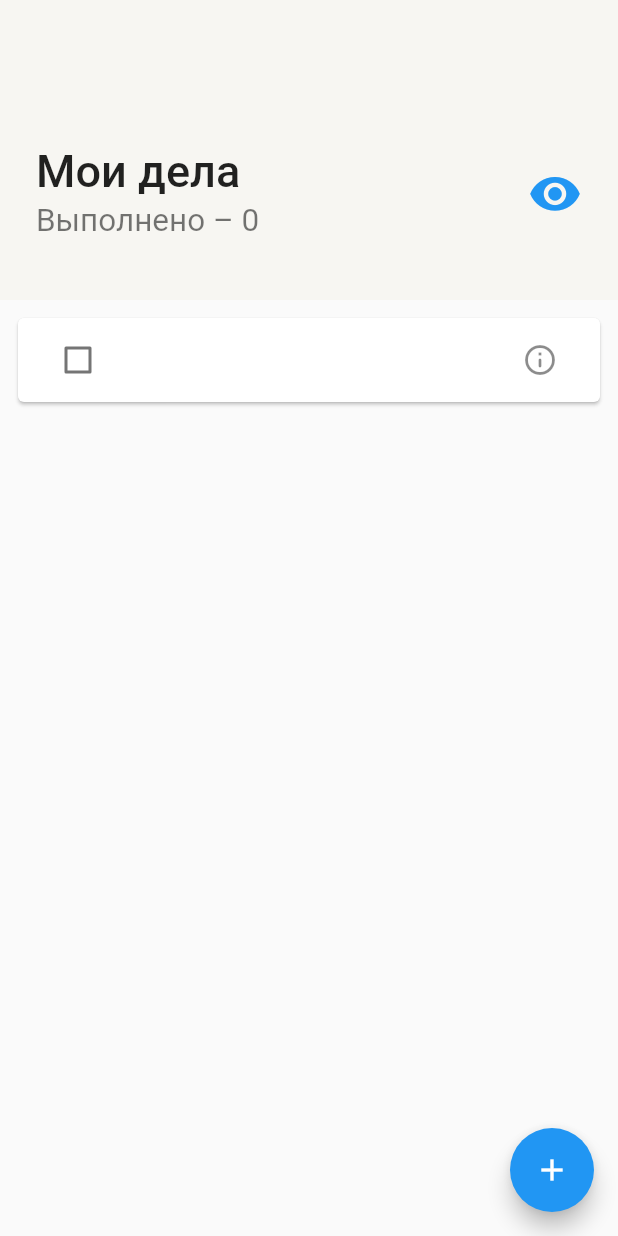
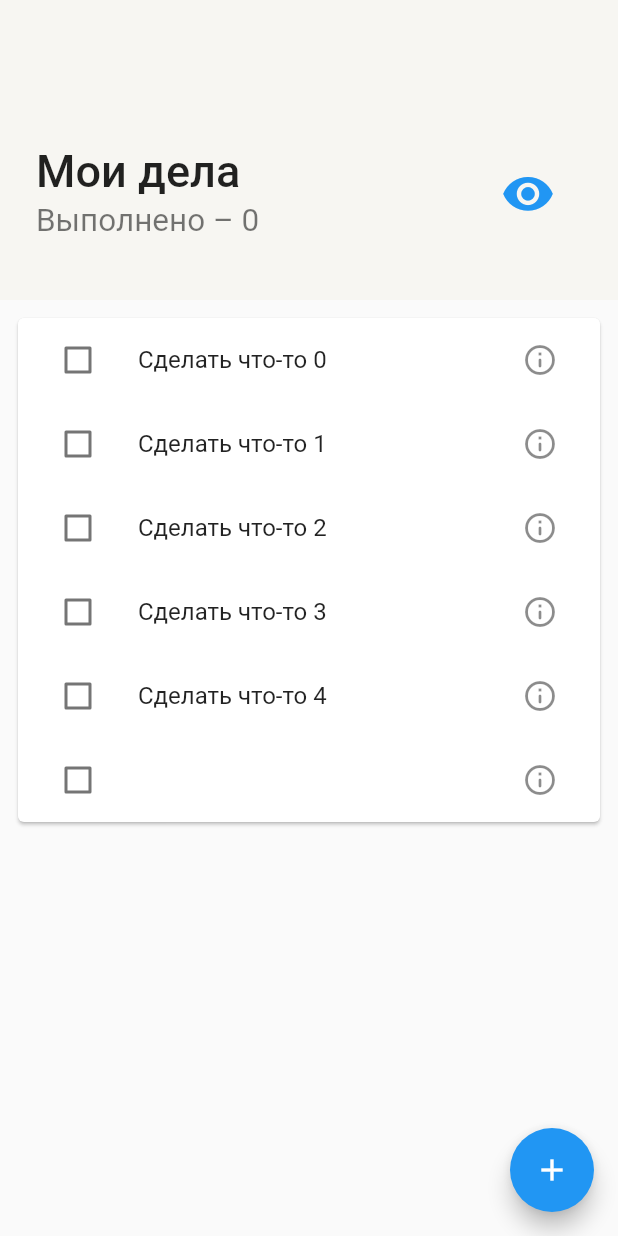
Before and after one commit to peaashmeter/yandex_todo, a Flutter app: the TaskScreen screen opened directly, after a tap on "СОХРАНИТЬ", on a phone screen of 412 x 824 dp. Run offline on Flutter 3.47's test engine with Material 2 defaults, Android fonts, the phone set to English and light mode, and no system bars.

Commit message:
полная рабочая логика

```diff
--- a/lib/core/data.dart
+++ b/lib/core/data.dart
@@ -2,18 +2,49 @@ import 'package:flutter/widgets.dart';
 import 'package:yandex_todo/features/task/task_model.dart';
 
 class DataNotifier extends ChangeNotifier {
-  ///Map id: task для того, чтобы обращаться к задаче за константное время
-  final Map<int, TaskModel> _tasks = {};
-  Map<int, TaskModel> get tasks => _tasks;
+  ///Map <id: task> для того, чтобы обращаться к задаче за константное время
+  late final Map<int, TaskModel> _tasks;
 
-  void addTask(TaskModel t) {
-    final id = DateTime.timestamp().millisecondsSinceEpoch;
+  DataNotifier() {
+    ///тестовые данные
+    _tasks = {};
+    for (var i = 0; i < 5; i++) {
+      _tasks.addAll({
+        i: TaskModel(
+            id: i,
+            due: DateTime(2024),
+            importance: Importance.low,
+            text: 'Сделать что-то $i',
+            child: const Placeholder())
+      });
+    }
+  }
+
+  Map<int, TaskModel> getTasks([bool Function(TaskModel t)? predicate]) =>
+      Map.fromEntries(
+          _tasks.entries.where((e) => (predicate?.call(e.value) ?? true)));
+
+  void addTask(int id, TaskModel t) {
+    assert(!_tasks.containsKey(id));
+    _tasks[id] = t;
+    notifyListeners();
+  }
+
+  void editTask(int id, TaskModel t) {
+    assert(_tasks.containsKey(id));
     _tasks[id] = t;
     notifyListeners();
   }
 
   void removeTask(int id) {
+    assert(_tasks.containsKey(id));
     _tasks.remove(id);
+    notifyListeners();
+  }
+
+  void completeTask(int id) {
+    assert(_tasks.containsKey(id));
+    _tasks[id] = _tasks[id]!.switchStatus();
     notifyListeners();
   }
 }
--- a/lib/features/main/main_screen.dart
+++ b/lib/features/main/main_screen.dart
@@ -14,6 +14,8 @@ class MainScreen extends StatefulWidget {
 
 class _MainScreenState extends State<MainScreen> {
   bool isCollapsed = false;
+  bool showCompleted = true;
+
   @override
   Widget build(BuildContext context) {
     return Scaffold(
@@ -30,16 +32,31 @@ class _MainScreenState extends State<MainScreen> {
         ),
       ),
       floatingActionButtonLocation: FloatingActionButtonLocation.endFloat,
-      body: NotificationListener<CollapseNotification>(
-          onNotification: (notification) {
+      body: NotificationListener(
+          onNotification: (notification) => switch (notification) {
+                CollapseNotification n => _onCollapseNotification(n),
+                SwitchFilterNotification n => _onSwitchFilterNotification(n),
+                _ => false
+              },
+          child: MainScreenModel(
+              isCollapsed: isCollapsed,
+              showCompleted: showCompleted,
+              child: const MainScrollView())),
+    );
+  }
+
+  bool _onCollapseNotification(CollapseNotification notification) {
     setState(() {
       isCollapsed = notification.isCollapsed;
     });
     return true;
-          },
-          child: CollapseModel(
-              isCollapsed: isCollapsed, child: const MainScrollView())),
-    );
+  }
+
+  bool _onSwitchFilterNotification(SwitchFilterNotification notification) {
+    setState(() {
+      showCompleted = notification.showCompleted;
+    });
+    return true;
   }
 }
 
@@ -90,27 +107,36 @@ class MainTaskList extends StatelessWidget {
 
   @override
   Widget build(BuildContext context) {
+    final mainScreenModel =
+        context.dependOnInheritedWidgetOfExactType<MainScreenModel>();
     final data = DataModel.maybeOf(context);
-    assert(data != null);
+    assert(data != null && mainScreenModel != null);
+
+    final predicate =
+        mainScreenModel!.showCompleted ? null : (TaskModel t) => !t.completed;
+
     return SliverToBoxAdapter(
         child: Padding(
       padding: const EdgeInsets.all(8.0),
       child: Card(
         child: ListenableBuilder(
           listenable: data!,
-          builder: (context, child) => ListView.builder(
+          builder: (context, child) {
+            final tasks = data.getTasks(predicate);
+            return ListView.builder(
               padding: EdgeInsets.zero,
               physics: const NeverScrollableScrollPhysics(),
               shrinkWrap: true,
-            itemCount: data.tasks.length,
+              itemCount: tasks.length,
               itemBuilder: (context, index) {
-              final t = data.tasks.keys.elementAt(index);
+                final t = tasks.keys.elementAt(index);
                 return TaskTile(
-                index: t,
-                task: data.tasks[t]!,
+                  id: t,
+                  task: tasks[t]!,
                 );
               },
-          ),
+            );
+          },
         ),
       ),
     ));
@@ -118,13 +144,24 @@ class MainTaskList extends StatelessWidget {
 }
 
 class TaskTile extends StatelessWidget {
-  final int index;
+  final int id;
   final TaskModel task;
-  const TaskTile({super.key, required this.index, required this.task});
+  const TaskTile({super.key, required this.id, required this.task});
 
   @override
   Widget build(BuildContext context) {
+    final dataModel = DataModel.maybeOf(context);
+    assert(dataModel != null);
+
     return Dismissible(
+      onDismissed: (direction) => _deleteTask(context),
+      confirmDismiss: (direction) async {
+        if (direction == DismissDirection.startToEnd) {
+          _markAsCompleted(context);
+          return false;
+        }
+        return true;
+      },
       background: Container(
         color: Colors.green,
         child: const Padding(
@@ -142,15 +179,25 @@ class TaskTile extends StatelessWidget {
               child: Icon(Icons.delete_rounded)),
         ),
       ),
-      key: ValueKey(index),
+      key: ValueKey(id),
       child: ListTile(
-        leading: Checkbox(value: false, onChanged: (value) {}),
+        leading: Checkbox(
+            value: dataModel!.getTasks()[id]?.completed,
+            onChanged: (value) => _markAsCompleted(context)),
         title: Text(task.text),
         trailing: IconButton(
-            onPressed: () {}, icon: const Icon(Icons.info_outline_rounded)),
+            onPressed: () => Navigator.of(context).push(MaterialPageRoute(
+                  builder: (context) => TaskScreen.edit(id),
+                )),
+            icon: const Icon(Icons.info_outline_rounded)),
       ),
     );
   }
+
+  _deleteTask(BuildContext context) =>
+      DataModel.maybeOf(context)?.removeTask(id);
+  _markAsCompleted(BuildContext context) =>
+      DataModel.maybeOf(context)?.completeTask(id);
 }
 
 class CollapsibleAppBar extends StatelessWidget {
@@ -160,13 +207,14 @@ class CollapsibleAppBar extends StatelessWidget {
 
   @override
   Widget build(BuildContext context) {
-    final collapseModel =
-        context.dependOnInheritedWidgetOfExactType<CollapseModel>();
-    final isCollapsed = collapseModel?.isCollapsed ?? false;
+    final mainScreenModel =
+        context.dependOnInheritedWidgetOfExactType<MainScreenModel>();
+    final isCollapsed = mainScreenModel?.isCollapsed ?? false;
 
     final dataModel = DataModel.maybeOf(context);
     assert(dataModel != null);
-    final completed = dataModel!.tasks.values.where((t) => t.completed).length;
+    final completed =
+        dataModel!.getTasks().values.where((t) => t.completed).length;
 
     return SliverAppBar(
       title: AnimatedSwitcher(
@@ -189,14 +237,7 @@ class CollapsibleAppBar extends StatelessWidget {
             child: child,
           ),
           duration: const Duration(milliseconds: 300),
-          child: isCollapsed
-              ? IconButton(
-                  onPressed: () {},
-                  icon: const Icon(
-                    Icons.visibility_rounded,
-                    color: Colors.blue,
-                  ))
-              : null,
+          child: isCollapsed ? const SwitchFilterButton() : null,
         ),
       ],
       expandedHeight: 200,
@@ -218,13 +259,40 @@ class CollapsibleAppBar extends StatelessWidget {
                     style: Theme.of(context).textTheme.titleLarge,
                   ),
                   subtitle: Text('Выполнено – $completed'),
-                  trailing: const Icon(
-                    Icons.visibility_rounded,
-                    color: Colors.blue,
-                  ),
+                  trailing: const SwitchFilterButton(),
                 ),
         ),
       ),
     );
   }
 }
+
+class SwitchFilterButton extends StatefulWidget {
+  const SwitchFilterButton({
+    super.key,
+  });
+
+  @override
+  State<SwitchFilterButton> createState() => _SwitchFilterButtonState();
+}
+
+class _SwitchFilterButtonState extends State<SwitchFilterButton> {
+  var showCompleted = true;
+
+  @override
+  Widget build(BuildContext context) {
+    return IconButton(
+        onPressed: () {
+          setState(() {
+            showCompleted = !showCompleted;
+          });
+          SwitchFilterNotification(showCompleted).dispatch(context);
+        },
+        icon: Icon(
+          showCompleted
+              ? Icons.visibility_rounded
+              : Icons.visibility_off_rounded,
+          color: Colors.blue,
+        ));
+  }
+}
--- a/lib/features/main/state.dart
+++ b/lib/features/main/state.dart
@@ -1,13 +1,16 @@
 import 'package:flutter/material.dart';
 
-class CollapseModel extends InheritedWidget {
+class MainScreenModel extends InheritedWidget {
   final bool isCollapsed;
-  const CollapseModel(
-      {super.key, required this.isCollapsed, required super.child});
+  final bool showCompleted;
+  const MainScreenModel(
+      {super.key,
+      required this.showCompleted,
+      required this.isCollapsed,
+      required super.child});
 
   @override
-  bool updateShouldNotify(CollapseModel oldWidget) =>
-      isCollapsed != oldWidget.isCollapsed;
+  bool updateShouldNotify(MainScreenModel oldWidget) => oldWidget != this;
 }
 
 class CollapseNotification extends Notification {
@@ -15,3 +18,9 @@ class CollapseNotification extends Notification {
 
   CollapseNotification(this.isCollapsed);
 }
+
+class SwitchFilterNotification extends Notification {
+  final bool showCompleted;
+
+  SwitchFilterNotification(this.showCompleted);
+}
--- a/lib/features/task/task_model.dart
+++ b/lib/features/task/task_model.dart
@@ -18,8 +18,11 @@ class TaskModel extends InheritedModel<TaskAspect> {
   final String text;
   final bool completed;
 
+  final int? id;
+
   const TaskModel(
       {super.key,
+      this.id,
       required this.due,
       required this.importance,
       required this.text,
--- a/lib/features/task/task_screen.dart
+++ b/lib/features/task/task_screen.dart
@@ -4,7 +4,10 @@ import 'package:yandex_todo/features/task/task_model.dart';
 import 'package:yandex_todo/features/task/util.dart';
 
 class TaskScreen extends StatefulWidget {
-  const TaskScreen({super.key});
+  ///Если не null, то мы редактируем существующую задачу
+  final int? id;
+  const TaskScreen({super.key}) : id = null;
+  const TaskScreen.edit(int this.id, {super.key});
 
   @override
   State<TaskScreen> createState() => _TaskScreenState();
@@ -14,6 +17,20 @@ class _TaskScreenState extends State<TaskScreen> {
   DateTime? due;
   Importance importance = Importance.lowest;
   String text = '';
+
+  @override
+  void didChangeDependencies() {
+    if (widget.id != null) {
+      final ref = DataModel.maybeOf(context)?.getTasks()[widget.id];
+      if (ref == null) return;
+
+      due = ref.due;
+      importance = ref.importance;
+      text = ref.text;
+    }
+
+    super.didChangeDependencies();
+  }
 
   @override
   Widget build(BuildContext context) {
@@ -31,6 +48,7 @@ class _TaskScreenState extends State<TaskScreen> {
         due: due,
         importance: importance,
         text: text,
+        id: widget.id,
         child: const Scaffold(
           body: CustomScrollView(
             slivers: [TaskAppBar(), TaskEditSliver()],
@@ -59,7 +77,10 @@ class TaskAppBar extends StatelessWidget {
       actions: [
         TextButton(
             onPressed: () {
-              dataModel!.addTask(taskModel);
+              taskModel.id == null
+                  ? dataModel!.addTask(
+                      DateTime.timestamp().millisecondsSinceEpoch, taskModel)
+                  : dataModel!.editTask(taskModel.id!, taskModel);
               Navigator.pop(context);
             },
             child: Text(
@@ -109,8 +130,16 @@ class DeleteButton extends StatelessWidget {
 
   @override
   Widget build(BuildContext context) {
+    final dataModel = DataModel.maybeOf(context)!;
+    final id = TaskModel.of(context).id;
+
     return TextButton.icon(
-        onPressed: () {},
+        onPressed: id == null
+            ? null
+            : () {
+                Navigator.pop(context);
+                dataModel.removeTask(id);
+              },
         icon: const Icon(
           Icons.delete,
           color: Colors.red,
@@ -132,7 +161,15 @@ class DateTile extends StatefulWidget {
 }
 
 class _DateTileState extends State<DateTile> {
-  bool isActive = false;
+  late bool isActive;
+
+  @override
+  void didChangeDependencies() {
+    final due = TaskModel.of(context).due;
+    isActive = due != null;
+
+    super.didChangeDependencies();
+  }
 
   @override
   Widget build(BuildContext context) {
@@ -248,11 +285,14 @@ class TaskTextField extends StatelessWidget {
 
   @override
   Widget build(BuildContext context) {
+    final text = TaskModel.of(context).text;
+
     return Material(
       borderRadius: BorderRadius.circular(8),
       clipBehavior: Clip.antiAlias,
       elevation: 2,
-      child: TextField(
+      child: TextFormField(
+        initialValue: text,
         onChanged: (value) => _bubbleNotification(value, context),
         minLines: 5,
         maxLines: null,
```
Lines whose indentation alone changed are shown as unchanged.
